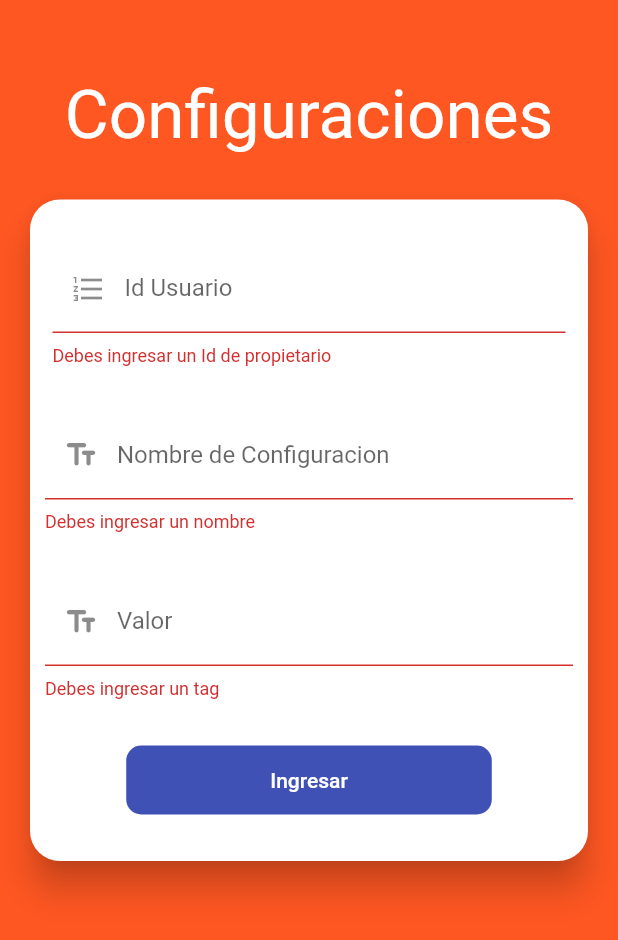
After one commit to hugoarodriguez/parcial3_2506632017, a Flutter app: the ConfiguracionScreen screen opened by its route, after a tap on "Ingresar", on a phone screen of 412 x 824 dp. The commit adds this screen. Shown: the top 940 px of the screen. Run offline on Flutter 3.47's test engine with Material 2 defaults, Android fonts, the phone set to English and light mode, and no system bars; our stand-ins replace cloud_firestore, firebase_core; accounts and stored records are empty.

Commit message:
Configuraciones

```diff
--- a/lib/main.dart
+++ b/lib/main.dart
@@ -5,6 +5,9 @@ import 'package:firebase_core/firebase_core.dart' as firebase_core;
 import 'package:parcial3_2506632017/screens/calendario_edit_screen.dart';
 import 'package:parcial3_2506632017/screens/calendario_screen.dart';
 import 'package:parcial3_2506632017/screens/calendarios_screen.dart';
+import 'package:parcial3_2506632017/screens/configuracion_edit_screen.dart';
+import 'package:parcial3_2506632017/screens/configuracion_screen.dart';
+import 'package:parcial3_2506632017/screens/configuraciones_screen.dart';
 
 //Pantallas
 import 'package:parcial3_2506632017/screens/home_screen.dart';
@@ -36,6 +39,9 @@ class Parcial3 extends StatelessWidget {
         'usuarios' : (BuildContext context) => UsuariosScreen(),
         'usuario_add' : (BuildContext context) => UsuarioScreen(),
         'usuario_edit' : (BuildContext context) => UsuarioEditScreen(),
+        'configuraciones' : (BuildContext context) => ConfiguracionesScreen(),
+        'configuracion_add' : (BuildContext context) => ConfiguracionScreen(),
+        'configuracion_edit' : (BuildContext context) => ConfiguracionEditScreen(),
         'mensajes' : (BuildContext context) => MensajesScreen(),
         'mensaje_add' : (BuildContext context) => MensajeScreen(),
         'mensaje_edit' : (BuildContext context) => MensajeEditScreen(),
@@ -47,4 +53,4 @@ class Parcial3 extends StatelessWidget {
   }
 }
 
-//calendarios
+//configuracion
--- /dev/null
+++ b/lib/models/configuracion_model.dart
@@ -0,0 +1,15 @@
+// ignore_for_file: non_constant_identifier_names, prefer_initializing_formals
+
+class ConfiguracionModel{
+  String id = '';
+  int idusuario = 0;
+  String nombre = '';
+  String valor = '';
+
+  ConfiguracionModel(String id, int idusuario, String nombre, String valor){
+    this.id = id;
+    this.idusuario = idusuario;
+    this.nombre = nombre;
+    this.valor = valor;
+  }
+}
--- /dev/null
+++ b/lib/providers/configuraciones_provider.dart
@@ -0,0 +1,110 @@
+// ignore_for_file: non_constant_identifier_names
+
+import 'package:cloud_firestore/cloud_firestore.dart' as cloud_firestore;
+import 'package:parcial3_2506632017/models/configuracion_model.dart';
+
+class ConfiguracionesProvider {
+  final cloud_firestore.FirebaseFirestore _firestore = cloud_firestore.FirebaseFirestore.instance;
+
+  //Agregar
+  Future<bool> aggConfiguracion(int idusuario, String nombre, String valor) async {
+
+    //Referencia a la colección 'configuracion'
+    cloud_firestore.CollectionReference configuraciones  = _firestore.collection('configuracion');
+
+    try{
+
+      //Registrar
+      await configuraciones.add({
+        'idusuario' : idusuario,
+        'nombre' : nombre,
+        'valor' : valor,
+      });
+      //Si la subida salió bien se retorna 'true'
+      return true;
+
+    } on cloud_firestore.FirebaseException catch(e){
+      //Si hubo error en la subida se retorna 'false'
+      print(e);
+      return false;
+
+    }
+  }
+
+  //Actualiza
+  Future<bool> actConfiguracion(String idConfiguracion, int idusuario, String nombre, String valor) async {
+
+    //Referencia a la colección 'configuracion'
+    cloud_firestore.CollectionReference configuraciones  = _firestore.collection('configuracion');
+
+    try{
+
+      //Actualizar
+      await configuraciones.doc(idConfiguracion).update({
+        'idusuario' : idusuario,
+        'nombre' : nombre,
+        'valor' : valor,
+      });
+      //Si la subida salió bien se retorna 'true'
+      return true;
+
+    } on cloud_firestore.FirebaseException catch(e){
+      //Si hubo error en la subida se retorna 'false'
+      print(e);
+      return false;
+
+    }
+  }
+
+  //Eliminar
+  Future<bool> elmConfiguracion(String idConfiguracion) async {
+
+    //Referencia a la colección 'configuracion'
+    cloud_firestore.CollectionReference configuraciones  = _firestore.collection('configuracion');
+
+    try{
+
+      //Eliminar
+      await configuraciones.doc(idConfiguracion).delete();
+      //Si la eliminación salió bien se retorna 'true'
+      return true;
+
+    } on cloud_firestore.FirebaseException catch(e){
+      //Si hubo error en la subida se retorna 'false'
+      print(e);
+      return false;
+
+    }
+  }
+
+  //Obtener todos los mensajes
+  Future<List<ConfiguracionModel>> getConfiguraciones() async {
+    List<ConfiguracionModel> mensajesList = [];
+
+    //Referencia a la colección 'configuracion'
+    cloud_firestore.CollectionReference configuraciones  = _firestore.collection('configuracion');
+
+    final cloud_firestore.QuerySnapshot result = await configuraciones.get();
+    final List<cloud_firestore.DocumentSnapshot> documents = result.docs;
+
+    for (var doc in documents) {
+      mensajesList.add(ConfiguracionModel(doc.reference.id, doc['idusuario'], doc['nombre'], doc['valor']));
+    }
+
+    return mensajesList;
+  }
+
+  //Obtener un solo mensaje
+  Future<List<ConfiguracionModel>> getConfiguracion(String idConfiguracion) async {
+    List<ConfiguracionModel> mensajesList = [];
+
+    //Referencia a la colección 'configuracion'
+    cloud_firestore.CollectionReference configuraciones  = _firestore.collection('configuracion');
+
+    final cloud_firestore.DocumentSnapshot doc = await configuraciones.doc(idConfiguracion).get();
+
+    mensajesList.add(ConfiguracionModel(doc.reference.id, doc['idusuario'], doc['nombre'], doc['valor']));
+
+    return mensajesList;
+  }
+}
--- /dev/null
+++ b/lib/screens/configuracion_screen.dart
@@ -0,0 +1,179 @@
+// ignore_for_file: prefer_const_constructors, prefer_const_literals_to_create_immutables, avoid_unnecessary_containers, sized_box_for_whitespace
+
+import 'package:flutter/material.dart';
+import 'package:parcial3_2506632017/providers/configuraciones_provider.dart';
+
+class ConfiguracionScreen extends StatelessWidget {
+  const ConfiguracionScreen({Key? key}) : super(key: key);
+
+  @override
+  Widget build(BuildContext context) {
+    return Scaffold(
+      body: SafeArea(
+        child: Container(
+          height: double.infinity,
+          child: SingleChildScrollView(
+            child: Column(
+              children: [
+                SizedBox(height: 50.0,),
+
+                Text('Configuraciones', style: TextStyle(color: Colors.white, fontSize: 45.0) ),
+                SizedBox( height: 30.0 ),
+                _ConfiguracionForm(),
+                SizedBox( height: 30.0 ),
+
+              ],
+            ),
+          ),
+        ),
+      ),
+    );
+  }
+}
+
+class _ConfiguracionForm extends StatefulWidget {
+
+  @override
+  State<_ConfiguracionForm> createState() => _ConfiguracionFormState();
+}
+
+class _ConfiguracionFormState extends State<_ConfiguracionForm> {
+
+  final _formKey = GlobalKey<FormState>();
+
+  //Controladores
+  final TextEditingController _idusuario = TextEditingController();
+  final TextEditingController _nombre = TextEditingController();
+  final TextEditingController _valor = TextEditingController();
+
+
+  @override
+  Widget build(BuildContext context) {
+
+    ConfiguracionesProvider configuracionesProvider = ConfiguracionesProvider();
+
+    return Card(
+      margin: EdgeInsets.symmetric(horizontal: 20.0,),
+      shape: RoundedRectangleBorder(borderRadius: BorderRadius.circular(20.0)),
+      elevation: 10.0,
+      child: Form(
+        key: _formKey,
+        child: Column(
+          children: [
+
+            SizedBox( height: 30 ),
+
+            //IdDe
+            Padding(
+              padding: EdgeInsets.symmetric(horizontal: 15.0),
+              child: TextFormField(
+                controller: _idusuario,
+                autocorrect: false,
+                keyboardType: TextInputType.number,
+                decoration: InputDecoration(
+                  hintText: '1',
+                  labelText: 'Id Usuario',
+                  prefixIcon: Icon(Icons.format_list_numbered_outlined),
+                ),
+                validator: ( value ) {
+
+                    return (value != '')
+                      ? null
+                      : 'Debes ingresar un Id de propietario';
+
+                },
+              ),
+            ),
+
+            SizedBox( height: 30 ),
+
+            //Nombre
+             Padding(
+              padding: EdgeInsets.symmetric(horizontal: 10.0),
+              child: TextFormField(
+                controller: _nombre,
+                autocorrect: false,
+                keyboardType: TextInputType.text,
+                decoration: InputDecoration(
+                  hintText: 'Configuración 1',
+                  labelText: 'Nombre de Configuracion',
+                  prefixIcon: Icon(Icons.text_fields_rounded)
+                ),
+                validator: ( value ) {
+
+                    return (value != '')
+                      ? null
+                      : 'Debes ingresar un nombre';
+
+                },
+              ),
+            ),
+
+            SizedBox( height: 30 ),
+
+            //Valor
+             Padding(
+              padding: EdgeInsets.symmetric(horizontal: 10.0),
+              child: TextFormField(
+                controller: _valor,
+                autocorrect: false,
+                keyboardType: TextInputType.text,
+                decoration: InputDecoration(
+                  hintText: 'Mis valor',
+                  labelText: 'Valor',
+                  prefixIcon: Icon(Icons.text_fields_rounded)
+                ),
+                validator: ( value ) {
+
+                    return (value != '')
+                      ? null
+                      : 'Debes ingresar un tag';
+
+                },
+              ),
+            ),
+
+            SizedBox( height: 30 ),
+
+            //Botón
+            MaterialButton(
+              shape: RoundedRectangleBorder(borderRadius: BorderRadius.circular(10)),
+              disabledColor: Colors.grey,
+              elevation: 0,
+              color: Colors.indigo,
+              child: Container(
+                padding: EdgeInsets.symmetric( horizontal: 80, vertical: 15),
+                child: Text('Ingresar',style: TextStyle( color: Colors.white ),
+                )
+              ),
+              onPressed: () async {
+
+                if(_formKey.currentState!.validate()){
+                  bool r = await configuracionesProvider.aggConfiguracion(int.parse(_idusuario.text), _nombre.text, _valor.text);
+
+                  if(r){
+                    //Si se guardó el usuario
+                    ScaffoldMessenger.of(context).showSnackBar(
+                      SnackBar(content: Text('Guardando configuracion'))
+                    );
+
+                    //Redirigimos a pantalla de consulta
+                    Navigator.pushReplacementNamed(context, 'configuraciones');
+                  } else {
+                    //Si no se guardó el usuario
+                    ScaffoldMessenger.of(context).showSnackBar(
+                        SnackBar(content: Text('No se pudo guardar la configuracion'))
+                      );
+                  }
+
+                }
+              }
+            ),
+            SizedBox( height: 30 ),
+
+          ],
+        ),
+      ),
+    );
+  }
+}
```
Also changed, not shown: lib/screens/configuracion_edit_screen.dart (added, +208 -0 lines), lib/screens/configuraciones_screen.dart (added, +111 -0 lines).
